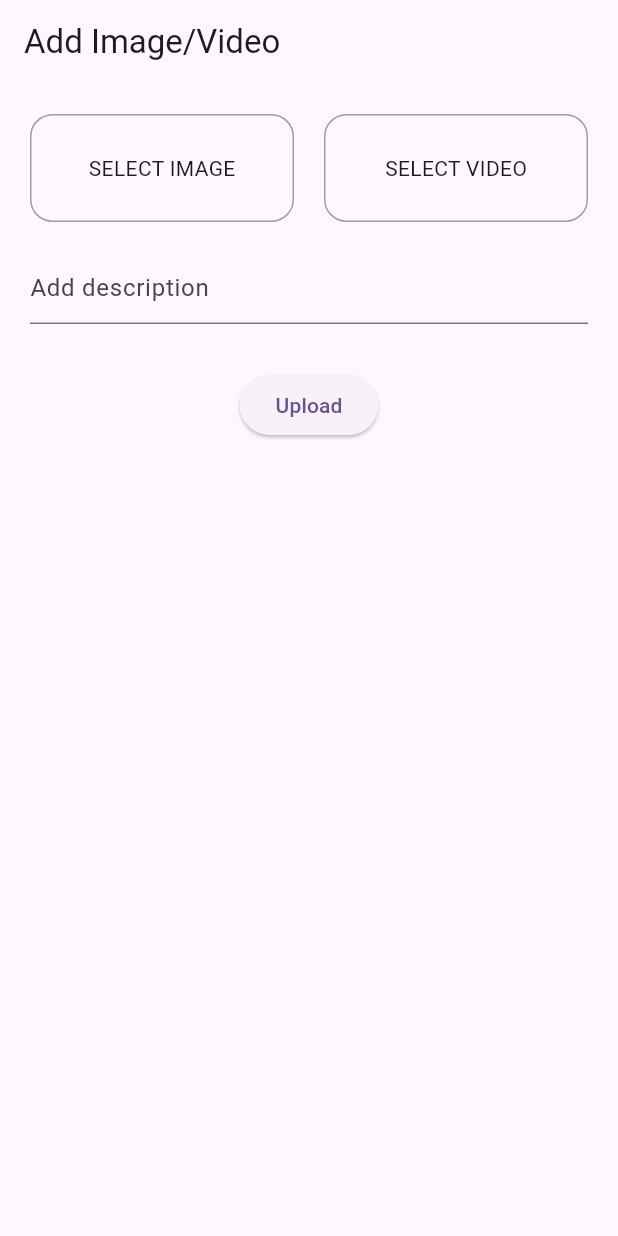
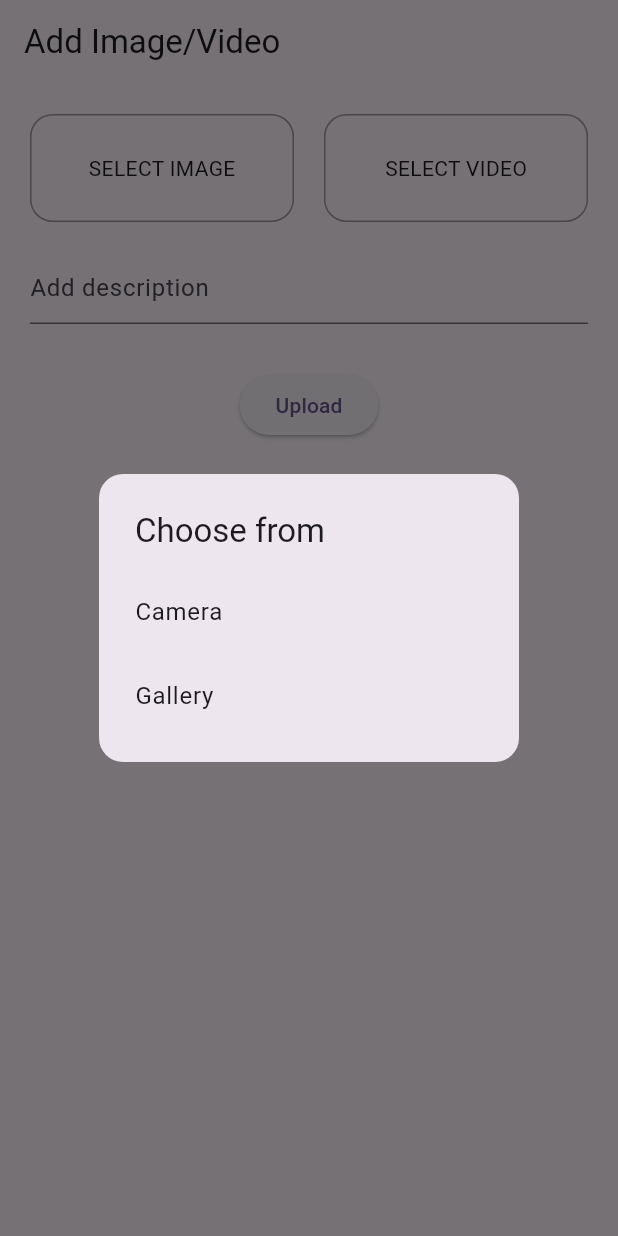
Before and after one commit to abhijain888/bloc_photo_app, a Flutter app: the screen it shows after launch, after a tap on "SELECT IMAGE", on a phone screen of 412 x 824 dp. Run offline on Flutter 3.47's test engine with Material 2 defaults, Android fonts, the phone set to English and light mode, and no system bars; our stand-ins replace bloc, flutter_bloc, freezed_annotation, image_picker.

Commit message:
upload image done

```diff
--- a/lib/main.dart
+++ b/lib/main.dart
@@ -1,5 +1,7 @@
+import 'package:bloc_imgur_app/presentation/add_data/bloc/add_data_bloc_bloc.dart';
 import 'package:bloc_imgur_app/presentation/add_data/screen/add_data_screen.dart';
 import 'package:flutter/material.dart';
+import 'package:flutter_bloc/flutter_bloc.dart';
 
 void main() {
   runApp(const MyApp());
@@ -16,7 +18,10 @@ class MyApp extends StatelessWidget {
         colorScheme: ColorScheme.fromSeed(seedColor: Colors.deepPurple),
         useMaterial3: true,
       ),
-      home: const AddDataScreen(),
+      home: BlocProvider(
+        create: (context) => AddDataBloc(),
+        child: AddDataScreen(),
+      ),
     );
   }
 }
--- /dev/null
+++ b/lib/model/media_model/media_model.dart
@@ -0,0 +1,14 @@
+import 'dart:io';
+import 'package:bloc_imgur_app/utils/util.dart';
+import 'package:freezed_annotation/freezed_annotation.dart';
+
+part 'media_model.freezed.dart';
+
+@freezed
+class MediaModel with _$MediaModel {
+  const factory MediaModel({
+    File? media,
+    MediaType? mediaType,
+    @Default("") String description,
+  }) = _MediaModel;
+}
--- a/lib/presentation/add_data/bloc/add_data_bloc_bloc.dart
+++ b/lib/presentation/add_data/bloc/add_data_bloc_bloc.dart
@@ -1,13 +1,109 @@
+import 'dart:async';
+import 'dart:io';
 import 'package:bloc/bloc.dart';
+import 'package:bloc_imgur_app/model/media_model/media_model.dart';
+import 'package:bloc_imgur_app/presentation/add_data/logic/logic.dart';
+import 'package:bloc_imgur_app/repositories/add_data_repo.dart';
+import 'package:bloc_imgur_app/utils/util.dart';
+import 'package:flutter/foundation.dart';
+import 'package:image_picker/image_picker.dart';
 import 'package:meta/meta.dart';
-
+import 'package:freezed_annotation/freezed_annotation.dart';
 part 'add_data_bloc_event.dart';
 part 'add_data_bloc_state.dart';
+part 'add_data_bloc_bloc.freezed.dart';
 
-class AddDataBlocBloc extends Bloc<AddDataBlocEvent, AddDataBlocState> {
-  AddDataBlocBloc() : super(AddDataBlocInitial()) {
-    on<AddDataBlocEvent>((event, emit) {
-      // TODO: implement event handler
-    });
+class AddDataBloc extends Bloc<AddDataEvent, AddDataState> {
+  AddDataBloc() : super(const PickedMediaState(media: MediaModel())) {
+    on<ShowDialogEvent>(_onShowDialogEvent);
+
+    on<PickMediaEvent>(_onPickMediaEvent);
+
+    on<GetDescriptionEvent>(_onGetDescEveent);
+
+    on<UploadMediaEvent>(_onUploadMediaEvent);
+  }
+
+  FutureOr<void> _onUploadMediaEvent(
+      UploadMediaEvent event, Emitter<AddDataState> emit) async {
+    if (state is PickedMediaState) {
+      final media = (state as PickedMediaState).media;
+      if (media.description.isEmpty || media.media == null) {
+        emit(const FillAllFieldsState(description: "Fill all fields"));
+        emit(PickedMediaState(media: media));
+        return;
+      }
+
+      emit(PickedMediaState(
+        media: media,
+        isLoading: true,
+      ));
+
+      print(media.description);
+
+      final response = await AddDataRepo.uploadMedia(
+        mediaType: media.mediaType!,
+        description: media.description,
+        file: media.media!,
+      );
+
+      emit(PickedMediaState(
+        media: media,
+        isLoading: false,
+      ));
+      return;
+    }
+  }
+
+  FutureOr<void> _onPickMediaEvent(
+    PickMediaEvent event,
+    Emitter<AddDataState> emit,
+  ) async {
+    if (event.source == null) {
+      emit(PickedMediaState(media: event.media));
+      return;
+    }
+    final data = await Logic.openImagePicker(
+      source: event.source!,
+      media: event.media.mediaType!,
+    );
+
+    if (data == null) return;
+
+    emit(
+      PickedMediaState(
+        media: event.media.copyWith(
+          media: data.media,
+          mediaType: data.mediaType,
+        ),
+      ),
+    );
+  }
+
+  FutureOr<void> _onShowDialogEvent(
+    ShowDialogEvent event,
+    Emitter<AddDataState> emit,
+  ) {
+    if (state is PickedMediaState) {
+      final media = (state as PickedMediaState).media;
+      emit(OpenDialogState(media: media.copyWith(mediaType: event.media)));
+      // emit(
+      //   PickedMediaState(
+      //     media: media.copyWith(
+      //       mediaType: event.media,
+      //     ),
+      //   ),
+      // );
+    }
+  }
+
+  FutureOr<void> _onGetDescEveent(
+    GetDescriptionEvent event,
+    Emitter<AddDataState> emit,
+  ) {
+    if (state is PickedMediaState) {
+      final media = (state as PickedMediaState).media;
+      emit(PickedMediaState(media: media.copyWith(description: event.text)));
+    }
   }
 }
--- a/lib/presentation/add_data/bloc/add_data_bloc_event.dart
+++ b/lib/presentation/add_data/bloc/add_data_bloc_event.dart
@@ -1,4 +1,20 @@
 part of 'add_data_bloc_bloc.dart';
 
-@immutable
-sealed class AddDataBlocEvent {}
+@freezed
+class AddDataEvent with _$AddDataEvent {
+  const AddDataEvent._();
+
+  const factory AddDataEvent.initial() = InitialEvent;
+  const factory AddDataEvent.openDialog({required MediaType media}) =
+      ShowDialogEvent;
+
+  const factory AddDataEvent.pickMedia({
+    required ImageSource? source,
+    required MediaModel media,
+  }) = PickMediaEvent;
+
+  const factory AddDataEvent.getDescriptionText({required String text}) =
+      GetDescriptionEvent;
+
+  const factory AddDataEvent.uploadMedia() = UploadMediaEvent;
+}
--- a/lib/presentation/add_data/bloc/add_data_bloc_state.dart
+++ b/lib/presentation/add_data/bloc/add_data_bloc_state.dart
@@ -1,6 +1,31 @@
 part of 'add_data_bloc_bloc.dart';
 
-@immutable
-sealed class AddDataBlocState {}
+// @immutable
+// sealed class AddDataState {}
 
-final class AddDataBlocInitial extends AddDataBlocState {}
+// final class AddDataBlocInitial extends AddDataState {}
+
+@freezed
+class AddDataState with _$AddDataState {
+  const AddDataState._();
+
+  const factory AddDataState.initalState() = InitialState;
+  const factory AddDataState.openDialogState({required MediaModel media}) =
+      OpenDialogState;
+
+  const factory AddDataState.pickedMedia({
+    required MediaModel media,
+    @Default(false) bool isLoading,
+  }) = PickedMediaState;
+
+  const factory AddDataState.loading() = LoadingState;
+
+  const factory AddDataState.fillAllFields({required String description}) =
+      FillAllFieldsState;
+
+  const factory AddDataState.uploadingData({
+    required MediaType mediaType,
+    required String description,
+    required File file,
+  }) = UploadingMediaState;
+}
--- a/lib/presentation/add_data/screen/add_data_screen.dart
+++ b/lib/presentation/add_data/screen/add_data_screen.dart
@@ -1,8 +1,15 @@
+import 'dart:io';
+
 import 'package:bloc_imgur_app/presentation/add_data/widget/selection_container.dart';
 import 'package:flutter/material.dart';
+import 'package:flutter_bloc/flutter_bloc.dart';
+import '../../../utils/util.dart';
+import '../bloc/add_data_bloc_bloc.dart';
 
 class AddDataScreen extends StatelessWidget {
-  const AddDataScreen({super.key});
+  final controller = TextEditingController();
+  late final File? file;
+  AddDataScreen({super.key});
 
   @override
   Widget build(BuildContext context) {
@@ -10,42 +17,123 @@ class AddDataScreen extends StatelessWidget {
       appBar: AppBar(
         title: const Text("Add Image/Video"),
       ),
-      body: SingleChildScrollView(
+      body: BlocConsumer<AddDataBloc, AddDataState>(
+        listener: (context, state) {
+          state.whenOrNull(
+            openDialogState: (media) {
+              print("openDialogState");
+              showImagePickerDialog(
+                context: context,
+                media: media.mediaType!,
+              ).then(
+                (source) {
+                  context.read<AddDataBloc>().add(
+                        AddDataEvent.pickMedia(
+                          source: source,
+                          media: media,
+                        ),
+                      );
+                },
+              );
+            },
+            fillAllFields: (description) {
+              showSnackbar(
+                context: context,
+                title: description,
+              );
+            },
+          );
+        },
+        builder: (context, state) {
+          return Stack(
+            children: [
+              SingleChildScrollView(
                 padding: const EdgeInsets.symmetric(horizontal: 20),
+                keyboardDismissBehavior:
+                    ScrollViewKeyboardDismissBehavior.onDrag,
                 child: Column(
                   children: [
                     const SizedBox(height: 20),
-            Row(
+                    BlocBuilder<AddDataBloc, AddDataState>(
+                      builder: (context, state) {
+                        if (state is PickedMediaState &&
+                            state.media.media != null) {
+                          return state.media.mediaType == MediaType.image
+                              ? Image.file(state.media.media!)
+                              : const SizedBox();
+                        }
+                        return Row(
                           children: [
                             Expanded(
                               child: SelectionBox(
                                 title: "SELECT IMAGE",
-                    onTap: () {},
+                                onTap: () {
+                                  print("image");
+                                  context.read<AddDataBloc>().add(
+                                        const AddDataEvent.openDialog(
+                                          media: MediaType.image,
+                                        ),
+                                      );
+                                },
                               ),
                             ),
                             const SizedBox(width: 20),
                             Expanded(
                               child: SelectionBox(
                                 title: "SELECT VIDEO",
-                    onTap: () {},
+                                onTap: () {
+                                  context.read<AddDataBloc>().add(
+                                        const AddDataEvent.openDialog(
+                                          media: MediaType.video,
+                                        ),
+                                      );
+                                },
                               ),
                             ),
                           ],
+                        );
+                      },
                     ),
                     const SizedBox(height: 20),
-            const TextField(
-              decoration: InputDecoration(
+                    TextField(
+                      controller: controller,
+                      decoration: const InputDecoration(
                         hintText: "Add description",
                       ),
+                      onChanged: (value) {
+                        context.read<AddDataBloc>().add(
+                              AddDataEvent.getDescriptionText(text: value),
+                            );
+                      },
                     ),
                     const SizedBox(height: 30),
                     ElevatedButton(
-              onPressed: () {},
+                      onPressed: () {
+                        context.read<AddDataBloc>().add(
+                              const AddDataEvent.uploadMedia(),
+                            );
+                      },
                       child: const Text("Upload"),
                     ),
                   ],
                 ),
               ),
+              if (state is PickedMediaState)
+                Visibility(
+                  visible: state.isLoading,
+                  child: Scaffold(
+                    backgroundColor: Colors.grey[100]!.withOpacity(0.3),
+                    body: const SafeArea(
+                      child: Center(
+                        child: CircularProgressIndicator(),
+                      ),
+                    ),
+                  ),
+                ),
+            ],
+          );
+        },
+      ),
     );
   }
 }
--- /dev/null
+++ b/lib/repositories/add_data_repo.dart
@@ -0,0 +1,23 @@
+import 'dart:io';
+import 'package:bloc_imgur_app/services/network_api.dart';
+import 'package:bloc_imgur_app/utils/api_const.dart';
+import '../utils/util.dart';
+
+class AddDataRepo {
+  static Future<dynamic> uploadMedia({
+    required MediaType mediaType,
+    required String description,
+    required File file,
+  }) async {
+    final response = await NetworkApi.postFormData(
+      url: uploadImageOrVideo,
+      httpRequestType: 'POST',
+      mediaType: mediaType,
+      body: {"description": description},
+      image: file,
+    );
+    print(response);
+    if (response == null) {}
+    return response;
+  }
+}
--- /dev/null
+++ b/lib/utils/headers.dart
@@ -0,0 +1,3 @@
+const headers = {
+  'Authorization': 'Client-ID 3a36419efbf54d1',
+};
--- /dev/null
+++ b/lib/utils/util.dart
@@ -0,0 +1,63 @@
+import 'package:flutter/material.dart';
+import 'package:image_picker/image_picker.dart';
+
+enum MediaType {
+  image,
+  video,
+}
+
+ScaffoldFeatureController<SnackBar, SnackBarClosedReason> showSnackbar({
+  required BuildContext context,
+  required String title,
+  Duration duration = const Duration(milliseconds: 2000),
+  SnackBarAction? action,
+}) {
+  ScaffoldMessenger.of(context).clearSnackBars();
+  return ScaffoldMessenger.of(context).showSnackBar(
+    SnackBar(
+      content: Text(title),
+      duration: duration,
+      behavior: SnackBarBehavior.floating,
+      action: action,
+    ),
+  );
+}
+
+Future<ImageSource?> showImagePickerDialog(
+    {required BuildContext context, required MediaType media}) async {
+  return await showDialog(
+    context: context,
+    builder: (ctx) {
+      return SimpleDialog(
+        shape: RoundedRectangleBorder(
+          borderRadius: BorderRadius.circular(16.0),
+        ),
+        title: const Text(
+          "Choose from",
+        ),
+        children: [
+          ListTile(
+            contentPadding: const EdgeInsets.symmetric(horizontal: 24),
+            title: const Text(
+              "Camera",
+              // style:,
+            ),
+            onTap: () {
+              Navigator.pop<ImageSource>(ctx, ImageSource.camera);
+            },
+          ),
+          ListTile(
+            contentPadding: const EdgeInsets.symmetric(horizontal: 24),
+            title: const Text(
+              "Gallery",
+              // style:,
+            ),
+            onTap: () {
+              Navigator.pop<ImageSource>(ctx, ImageSource.gallery);
+            },
+          ),
+        ],
+      );
+    },
+  );
+}
```
Also changed, not shown: lib/presentation/add_data/logic/logic.dart (added, +47 -0 lines), lib/services/network_api.dart (+21 -15 lines), lib/model/media_model/media_model.freezed.dart (added), lib/presentation/add_data/bloc/add_data_bloc_bloc.freezed.dart (added), 2 other files. Lines whose indentation alone changed are shown as unchanged.
